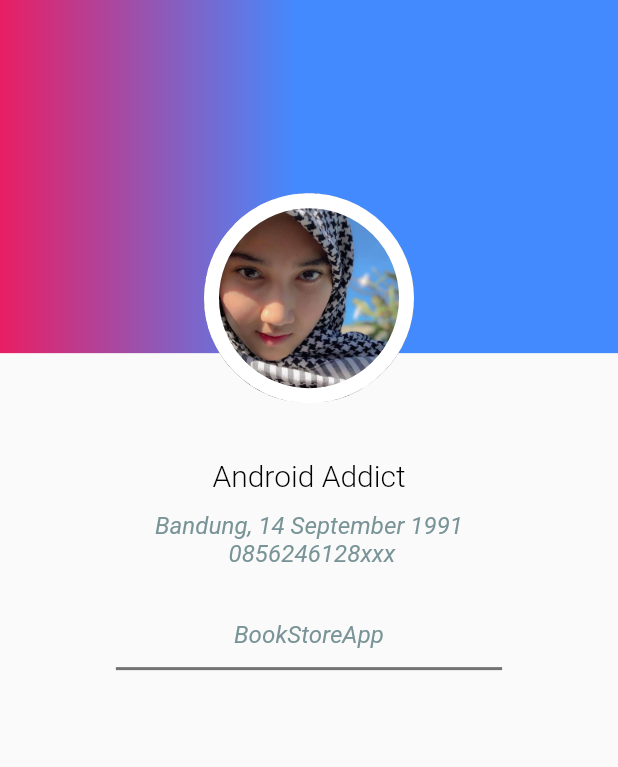
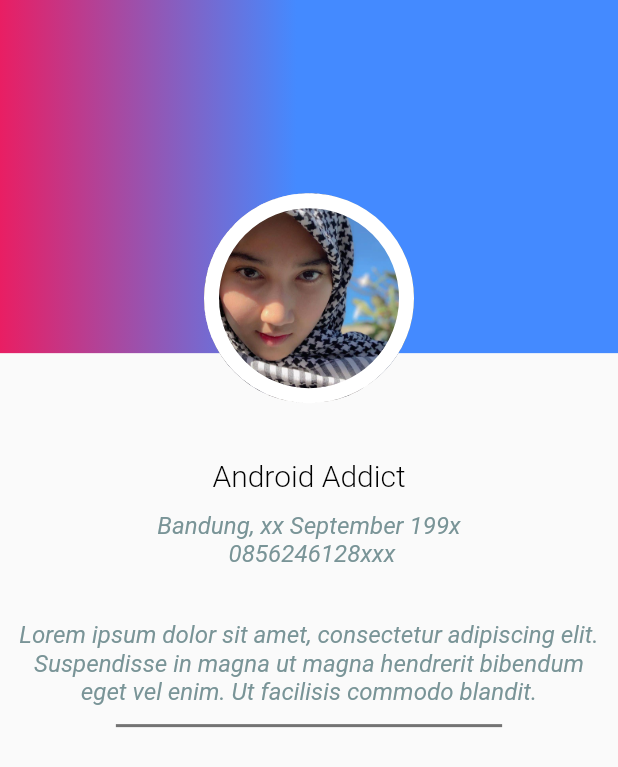
Before and after one commit to drow19/BookStore, a Flutter app: the ProfilePages screen opened directly, on a phone screen of 412 x 824 dp. Shown: the top 767 px of the screen. Run offline on Flutter 3.47's test engine with Material 2 defaults, Android fonts, the light colour scheme and no system bars; our stand-ins replace google_fonts, gradient_app_bar, hive, hive_flutter, shared_preferences; accounts and stored records are empty; generated files the repository leaves out were written again; network calls fail; Roboto replaces fonts that are missing (Spectral).

Commit message:
edit profile

```diff
--- a/lib/profile_pages.dart
+++ b/lib/profile_pages.dart
@@ -138,7 +138,7 @@ class _ProfilePagesState extends State<ProfilePages> {
       color: Theme.of(context).scaffoldBackgroundColor,
       padding: EdgeInsets.all(8.0),
       child: Text(
-        'Bandung, 14 September 1991\n 0856246128xxx\n $email',
+        'Bandung, xx September 199x\n 0856246128xxx\n $email',
         textAlign: TextAlign.center,
         style: bioTextStyle,
       ),
@@ -159,7 +159,7 @@ class _ProfilePagesState extends State<ProfilePages> {
       color: Theme.of(context).scaffoldBackgroundColor,
       padding: EdgeInsets.all(8.0),
       child: Text(
-        'BookStoreApp ',
+        'Lorem ipsum dolor sit amet, consectetur adipiscing elit. Suspendisse in magna ut magna hendrerit bibendum eget vel enim. Ut facilisis commodo blandit.',
         textAlign: TextAlign.center,
         style: bioTextStyle,
       ),
```
Also changed, not shown: images/profile.jpg.
